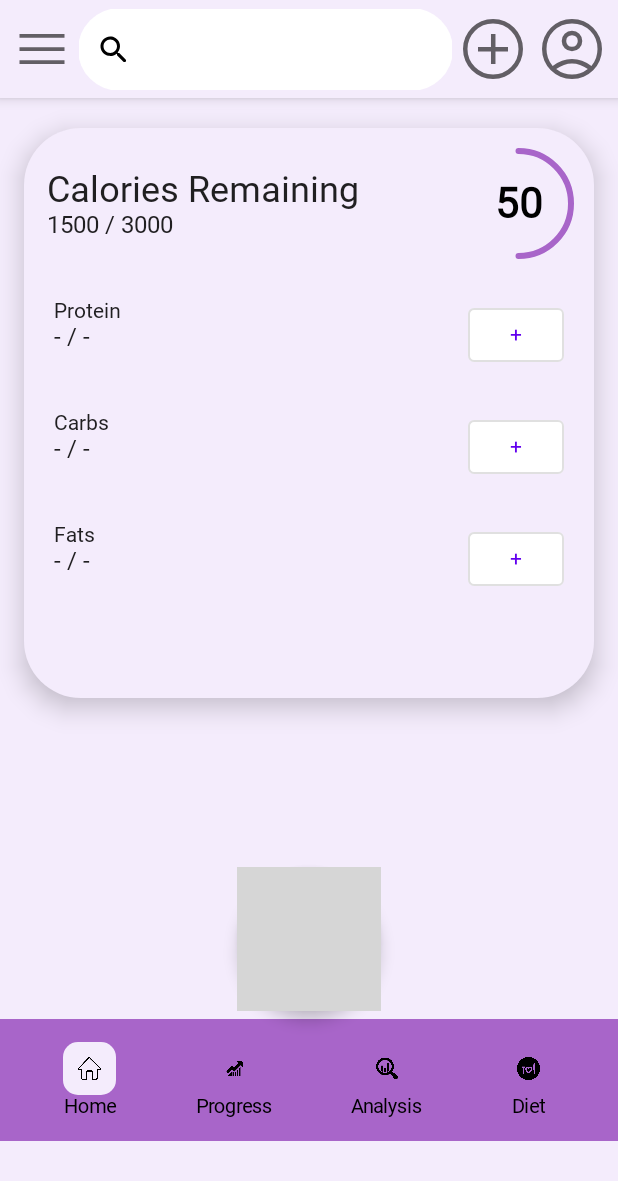
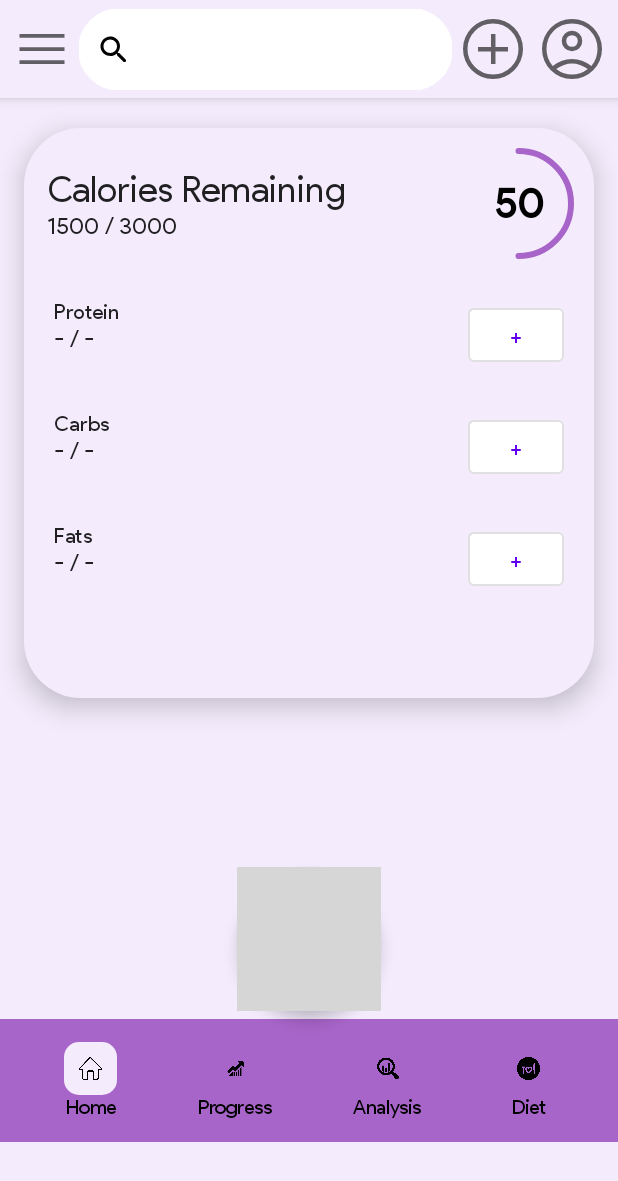
Before and after one commit to include-AI/CaloriFyi, an Android app built with Jetpack Compose: the composable HomeScreen shown on its own in the app's theme, on a phone screen of 412 x 824 dp. Shown: the top 1181 px of the screen. Run offline under Robolectric (Android 15) with nearby library versions, the phone set to English and light mode, and no system bars; 3 statements that could not run were skipped; grey boxes are pictures that could not be loaded.

Commit message:
Update Font - googleSans

```diff
--- a/app/src/main/java/com/example/calorifyi/HomeScreen.kt
+++ b/app/src/main/java/com/example/calorifyi/HomeScreen.kt
@@ -1,5 +1,6 @@
 package com.example.calorifyi
 
+import android.annotation.SuppressLint
 import android.content.Intent
 import androidx.compose.animation.core.animateFloatAsState
 import androidx.compose.animation.core.tween
@@ -19,7 +20,6 @@ import androidx.compose.ui.Alignment
 import androidx.compose.ui.Modifier
 import androidx.compose.ui.graphics.Color
 import androidx.compose.ui.graphics.Color.Companion.Black
-import androidx.compose.ui.graphics.Color.Companion.Green
 import androidx.compose.ui.graphics.StrokeCap
 import androidx.compose.ui.graphics.drawscope.Stroke
 import androidx.compose.ui.platform.LocalContext
@@ -41,11 +41,10 @@ import androidx.compose.runtime.remember
 import androidx.compose.runtime.setValue
 import androidx.compose.runtime.getValue
 import androidx.compose.ui.draw.clip
-import androidx.compose.ui.graphics.Color.Companion.Blue
-import androidx.compose.ui.graphics.Color.Companion.Cyan
 import com.example.calorifyi.ui.theme.*
 
 
+@SuppressLint("UnusedMaterialScaffoldPaddingParameter")
 @Composable
 fun HomeScreen(currentCalorie: Int = 1500, limitingCalorie: Int = 3000){
     val scaffoldState = rememberScaffoldState()
@@ -163,13 +162,13 @@ fun HomeScreen(currentCalorie: Int = 1500, limitingCalorie: Int = 3000){
                                     ) {
                                         Text(
                                             text = "Calories Remaining",
-                                            style = MaterialTheme.typography.h5,
+                                            style = Typography.h5,
 //                                            fontWeight = FontWeight.Bold,
-                                            fontFamily = roboto
+                                            fontFamily = googleSans
                                         )
                                         Text(
                                             text = "$currentCalorie / $limitingCalorie",
-                                            style = MaterialTheme.typography.body1
+                                            style = Typography.body1
                                         )
                                     }
                                     Box(
@@ -242,7 +241,7 @@ fun SideDrawer(){
         Column() {
             Text(
                 text = "Menu",
-                fontFamily = FontFamily.SansSerif,
+                fontFamily = googleSans,
                 fontSize = 30.sp,
                 fontWeight = FontWeight.Bold,
                 modifier = Modifier
@@ -255,7 +254,9 @@ fun SideDrawer(){
                     onClick = { cam2Context.startActivity(Intent(cam2Context, PredictionActivity::class.java)) },
 
                     ){
-                    Text(text = "Calories in Gallery")
+                    Text(
+                        text = "Calories in Gallery"
+                        )
                 }
             }
 
@@ -326,11 +327,11 @@ fun macrosList(name: String){
                     modifier = Modifier
                         .weight(1f)
                 ) {
-                    Text(text = name, fontSize = 14.sp, fontFamily = roboto)
+                    Text(text = name, fontSize = 14.sp, fontFamily = googleSans)
                     Text(text = "- / -")
                 }
                 OutlinedButton(onClick = { /*TODO*/ }) {
-                    Text(text = "+", fontFamily = roboto)
+                    Text(text = "+", fontFamily = googleSans)
                 }
             }
         }
```
Also changed, not shown: app/src/main/java/com/example/calorifyi/Onboarding.kt (+4 -4 lines), app/src/main/java/com/example/calorifyi/ui/theme/Type.kt (+17 -2 lines).
